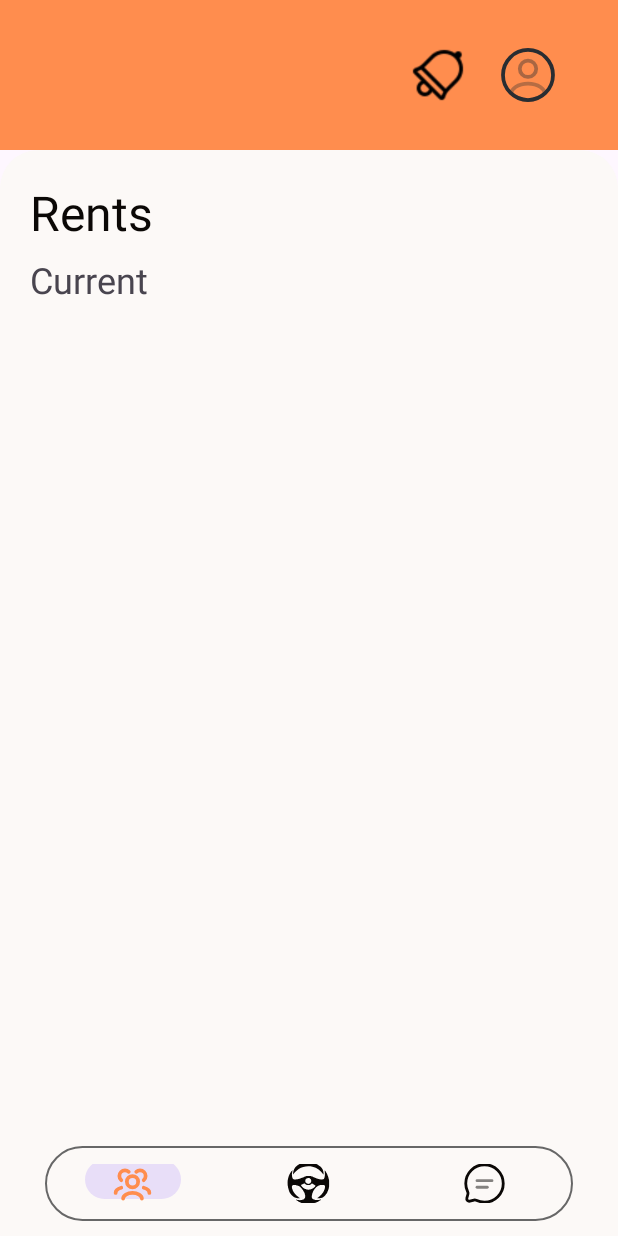
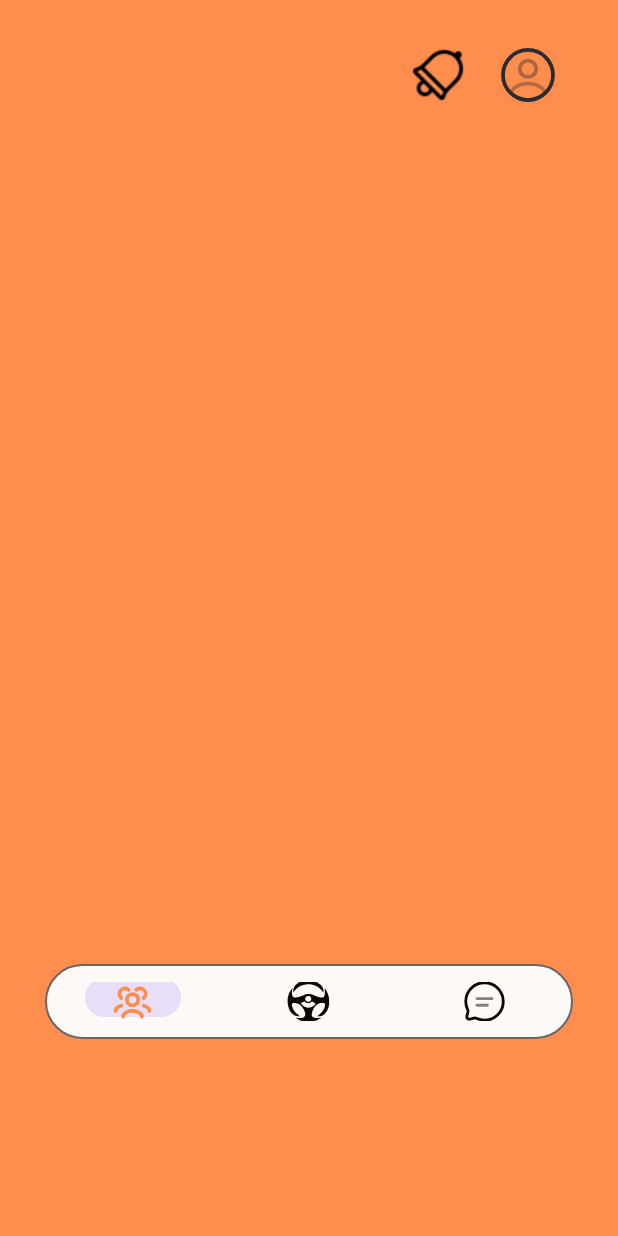
Before and after one commit to allysonkaye/tara-rent, an Android app: the rent_status screen opened directly, with no data from a screen before it, on a phone screen of 412 x 824 dp. Run offline under Robolectric (Android 15) with nearby library versions, the phone set to English and light mode, and no system bars.

Commit message:
change layout

```diff
--- a/app/src/main/res/layout/activity_rent_status.xml
+++ b/app/src/main/res/layout/activity_rent_status.xml
@@ -4,16 +4,17 @@
     xmlns:tools="http://schemas.android.com/tools"
     android:layout_width="match_parent"
     android:layout_height="match_parent"
+    android:background="@color/orange"
     tools:context=".rent_status">
 
     <LinearLayout
         android:id="@+id/topnav"
         android:layout_width="match_parent"
         android:layout_height="100dp"
+        android:background="@color/orange"
+        android:gravity="right"
         android:orientation="horizontal"
-        android:background="@color/orange"
         android:paddingRight="30dp"
-        android:gravity="right"
         tools:ignore="MissingConstraints">
 
         <ImageView
@@ -21,90 +22,32 @@
             android:layout_width="40dp"
             android:layout_height="40dp"
             android:layout_gravity="center"
-            android:src="@drawable/bell_48"
             android:layout_margin="10dp"
-            >
+            android:src="@drawable/bell_48">
 
         </ImageView>
+
         <ImageView
             android:id="@+id/profile"
             android:layout_width="40dp"
             android:layout_height="40dp"
             android:layout_gravity="center"
-            android:src="@drawable/profile_circle"
             android:layout_margin="10dp"
-            >
+            android:src="@drawable/profile_circle">
 
         </ImageView>
 
 
-
     </LinearLayout>
-
-    <FrameLayout
-        android:layout_width="0dp"
-        android:layout_height="0dp"
-        app:layout_constraintBottom_toBottomOf="parent"
-        app:layout_constraintStart_toStartOf="parent"
-        app:layout_constraintEnd_toEndOf="parent"
-        android:orientation="vertical"
-        app:layout_constraintTop_toBottomOf="@id/topnav"
-        android:background="@drawable/corner_frame"
-        >
-        <TextView
-            android:id="@+id/txt_carpool"
-            android:layout_width="match_parent"
-            android:layout_height="wrap_content"
-            android:text="Rents"
-            android:textSize="32dp"
-            android:textColor="@color/black"
-            android:textFontWeight="700"
-            android:layout_margin="20dp"
-            />
-
-        <TextView
-            android:id="@+id/current"
-            android:layout_width="match_parent"
-            android:layout_height="wrap_content"
-            android:text="Current"
-            android:textSize="24dp"
-            android:layout_marginTop="70dp"
-            android:layout_marginLeft="20dp"
-            >
-
-
-        </TextView>
-
-        <androidx.recyclerview.widget.RecyclerView
-            android:id="@+id/rents_list"
-            android:layout_width="match_parent"
-            android:layout_height="250dp"
-            app:layout_constraintTop_toBottomOf="@id/current"
 
 
 
-            />
-<!--        <TextView-->
-<!--            android:layout_width="match_parent"-->
-<!--            android:layout_height="wrap_content"-->
-<!--            android:text="Past"-->
-<!--            android:textSize="24dp">-->
-<!--            -->
-<!--        </TextView>-->
-
-
-        <RelativeLayout
-            android:layout_width="wrap_content"
-            android:layout_height="wrap_content"
-            android:paddingBottom="10dp"
-            >
 
         <com.google.android.material.bottomnavigation.BottomNavigationView
             android:layout_width="match_parent"
             android:layout_height="50dp"
             android:layout_alignParentBottom="true"
             android:layout_marginStart="30dp"
-                android:layout_marginTop="30dp"
             android:layout_marginEnd="30dp"
             android:layout_marginBottom="30dp"
             android:background="@drawable/roundcorner_nav"
@@ -114,16 +57,20 @@
             app:itemIconTint="@drawable/item_selector"
             app:itemRippleColor="#00FFFFFF"
             app:labelVisibilityMode="unlabeled"
+            app:layout_constraintTop_toBottomOf="@id/guideline4"
             app:menu="@menu/item_menu">
 
         </com.google.android.material.bottomnavigation.BottomNavigationView>
 
 
 
-        </RelativeLayout>
+
+    <androidx.constraintlayout.widget.Guideline
+        android:id="@+id/guideline4"
+        android:layout_width="wrap_content"
+        android:layout_height="wrap_content"
+        android:orientation="horizontal"
+        app:layout_constraintGuide_begin="643dp" />
 
 
-
-    </FrameLayout>
-
 </androidx.constraintlayout.widget.ConstraintLayout>
```
Lines whose indentation alone changed are shown as unchanged.
